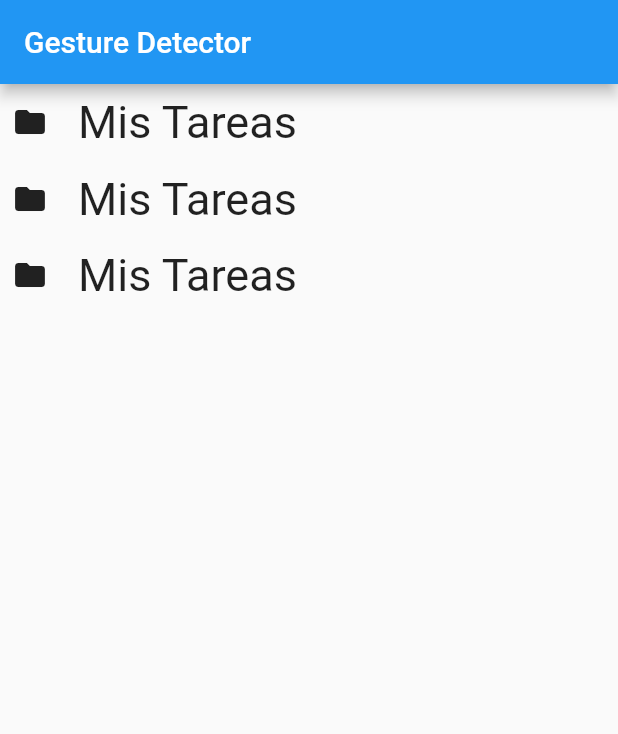
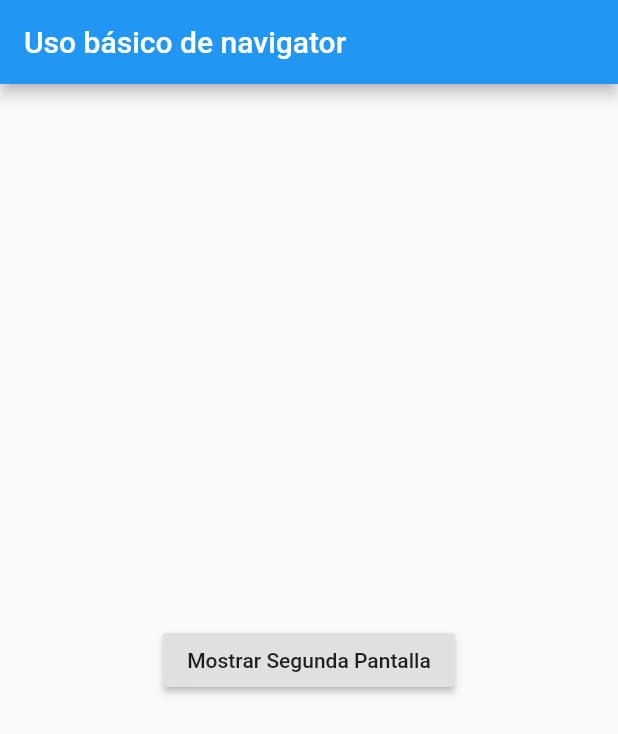
Before and after one commit to GaleanoJorge/my_app_flutter, a Flutter app: the screen it shows after launch, on a phone screen of 412 x 824 dp. Shown: the top 734 px of the screen. Run offline on Flutter 3.47's test engine with Material 2 defaults, Android fonts, the phone set to English and light mode, and no system bars.

Commit message:
Uso básico de navigator con dos pantallas

```diff
--- a/lib/main.dart
+++ b/lib/main.dart
@@ -1,4 +1,6 @@
 import 'package:flutter/material.dart';
+import 'package:my_app/pages/my_home_page.dart';
+import 'package:my_app/pages/second_page.dart';
 
 void main() => runApp(MyApp());
 
@@ -7,84 +9,12 @@ class MyApp extends StatelessWidget {
   Widget build(BuildContext context) {
     return MaterialApp(
       title: 'Material App',
-      home: MyHomePage(),
+      // home: MyHomePage(),
+      initialRoute: "/",
+      routes: {
+        "/":(BuildContext context)=> MyHomePage(),
+        "/second":(BuildContext context)=> SecondPage(),
+      },
     );
   }
 }
-
-class MyHomePage extends StatefulWidget {
-  MyHomePage({Key? key}) : super(key: key);
-
-  @override
-  _MyHomePageState createState() => _MyHomePageState();
-}
-
-class _MyHomePageState extends State<MyHomePage> {
-  @override
-  Widget build(BuildContext context) {
-    return Scaffold(
-      appBar: AppBar(
-        title: Text('Gesture Detector'),
-      ),
-      body: Center(
-        child: Column(
-          children: [
-            ListItem(),
-            ListItem(),
-            ListItem(),
-          ],
-        ),
-      ),
-    );
-  }
-
-  /// Antes de dibujar por prmera vez se ejecuta el método initState */
-  @override
-  void initState() {
-    // TODO: implement initState
-    super.initState();
-  }
-
-  /// Cuando el Widget es destruido se ejecuta el método dispose */
-  @override
-  void dispose() {
-    // TODO: implement dispose
-    super.dispose();
-  }
-}
-
-class ListItem extends StatelessWidget {
-  const ListItem({Key? key}) : super(key: key);
-
-  @override
-  Widget build(BuildContext context) {
-    //GestureDetector detector sirve paradetectar cualquier tipo de interacción con cualquier tipo de Widget aún si estos por defecto no tinen esta cualidad
-    //sin embargo este no muestra dicha interacción en pantalla a diferencia del InkWell el cual tiene las mismas propiedades pero muesta la interacción como si fuera un botón
-    return GestureDetector(
-        onDoubleTap: _onTab,
-        onLongPress: _onLongPress,
-        child: Padding(
-          padding: const EdgeInsets.all(8.0),
-          child: Row(
-            children: <Widget>[
-              Icon(Icons.folder),
-              SizedBox(
-                width: 20,
-              ),
-              Text(
-                'Mis Tareas',
-                style: TextStyle(fontSize: 30),
-              ),
-            ],
-          ),
-        ));
-  }
-
-  void _onTab() {
-    print('Hola');
-  }
-
-  void _onLongPress() {
-    print('Se ha mantenido el click');
-  }
-}
--- /dev/null
+++ b/lib/pages/my_home_page.dart
@@ -0,0 +1,32 @@
+import 'package:flutter/material.dart';
+import 'package:my_app/pages/second_page.dart';
+
+class MyHomePage extends StatelessWidget {
+  const MyHomePage({Key? key}) : super(key: key);
+
+  @override
+  Widget build(BuildContext context) {
+    return Scaffold(
+      appBar: AppBar(
+        title: Text('Uso básico de navigator'),
+      ),
+      body: Center(
+        child: RaisedButton(
+          onPressed: () {
+            _showSecondPage(context);
+          },
+          child: Text('Mostrar Segunda Pantalla'),
+        ),
+      ),
+    );
+  }
+
+  void _showSecondPage(BuildContext context) {
+    // final route = MaterialPageRoute(builder: (BuildContext context){
+    //   return SecondPage(name: 'Jorge');
+    // });
+    // Navigator.of(context).push(route);
+
+    Navigator.of(context).pushNamed('/second', arguments: SecondPageArguments(name: 'Jorge', lastName: 'Galeano'));
+  }
+}
--- /dev/null
+++ b/lib/pages/second_page.dart
@@ -0,0 +1,22 @@
+import 'package:flutter/material.dart';
+
+class SecondPage extends StatelessWidget {
+  const SecondPage({Key? key}) : super(key: key);
+
+  @override
+  Widget build(BuildContext context) {
+    SecondPageArguments? arguments = ModalRoute.of(context)!.settings.arguments as SecondPageArguments?;
+    return Scaffold(
+      appBar: AppBar(
+        title: Text('Segunda Pantalla'),
+      ),
+      body: Center(child: Text(arguments!.name+' '+arguments.lastName),),
+    );
+  }
+}
+
+class SecondPageArguments {
+  String name;
+  String lastName;
+  SecondPageArguments({required this.name, required this.lastName});
+}
```
